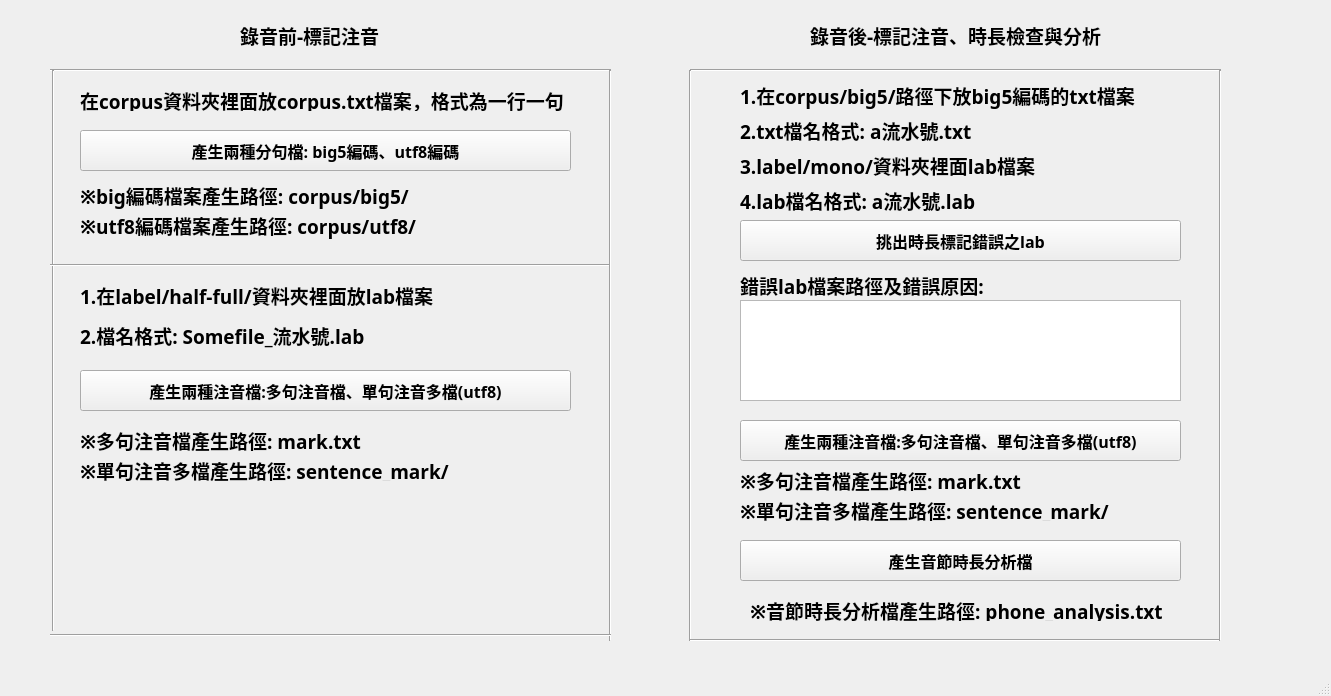
First picture: the form in phonetic_mark_tool_ui.ui, repository KennyChenFight/phonetic_mark_tool, before the edit.
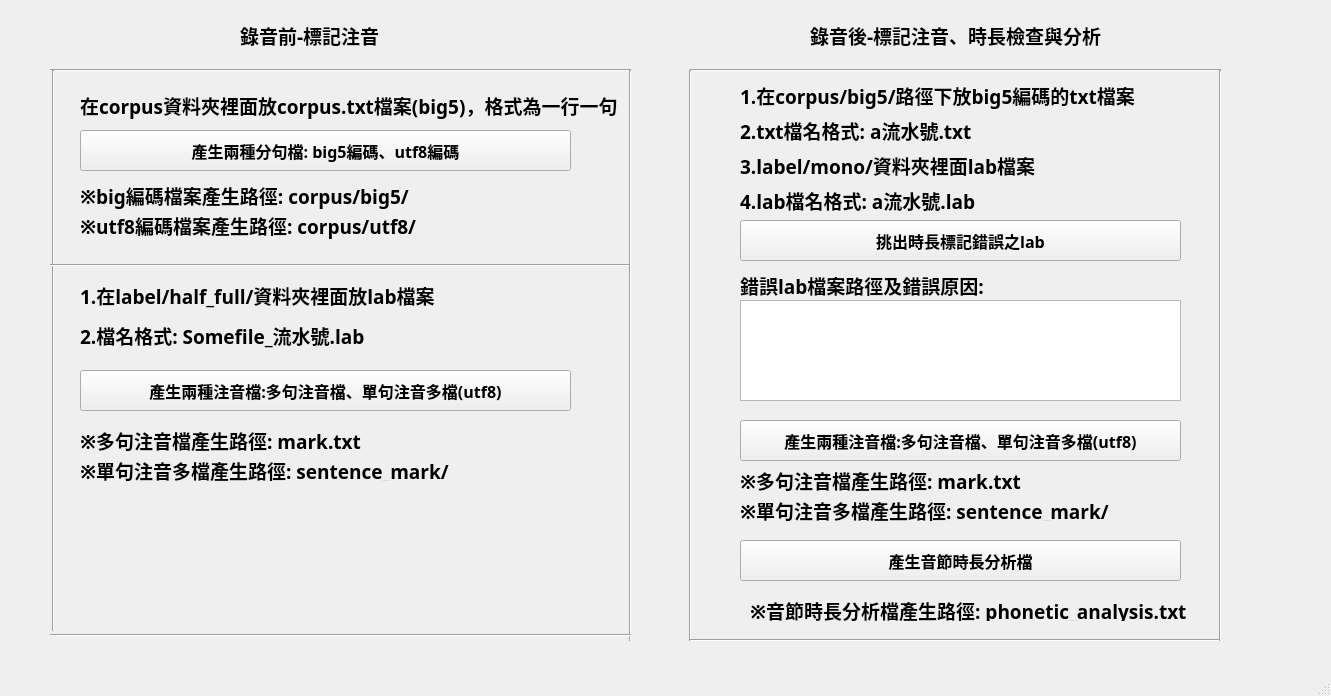
Second picture: the form after the edit. Icons and pictures are not drawn.

Diff of the .ui file:
```diff
--- a/phonetic_mark_tool_ui.ui
+++ b/phonetic_mark_tool_ui.ui
@@ -124,8 +124,8 @@
      <rect>
       <x>80</x>
       <y>90</y>
-      <width>501</width>
-      <height>21</height>
+      <width>561</width>
+      <height>31</height>
      </rect>
     </property>
     <property name="font">
@@ -140,7 +140,7 @@
      <set>Qt::ImhFormattedNumbersOnly</set>
     </property>
     <property name="text">
-     <string>在corpus資料夾裡面放corpus.txt檔案，格式為一行一句</string>
+     <string>在corpus資料夾裡面放corpus.txt檔案(big5)，格式為一行一句</string>
     </property>
    </widget>
    <widget class="Line" name="line">
@@ -148,7 +148,7 @@
      <rect>
       <x>50</x>
       <y>60</y>
-      <width>561</width>
+      <width>581</width>
       <height>20</height>
      </rect>
     </property>
@@ -174,7 +174,7 @@
      <rect>
       <x>50</x>
       <y>250</y>
-      <width>561</width>
+      <width>581</width>
       <height>31</height>
      </rect>
     </property>
@@ -185,7 +185,7 @@
    <widget class="Line" name="line_4">
     <property name="geometry">
      <rect>
-      <x>600</x>
+      <x>620</x>
       <y>70</y>
       <width>20</width>
       <height>571</height>
@@ -272,7 +272,7 @@
      <rect>
       <x>50</x>
       <y>620</y>
-      <width>561</width>
+      <width>581</width>
       <height>31</height>
      </rect>
     </property>
@@ -285,7 +285,7 @@
      <rect>
       <x>740</x>
       <y>80</y>
-      <width>431</width>
+      <width>541</width>
       <height>31</height>
      </rect>
     </property>
@@ -383,7 +383,7 @@
      <set>Qt::ImhFormattedNumbersOnly</set>
     </property>
     <property name="text">
-     <string>※音節時長分析檔產生路徑: phone_analysis.txt</string>
+     <string>※音節時長分析檔產生路徑: phonetic_analysis.txt</string>
     </property>
    </widget>
    <widget class="Line" name="line_6">
@@ -504,7 +504,7 @@
      <set>Qt::ImhFormattedNumbersOnly</set>
     </property>
     <property name="text">
-     <string>1.在label/half-full/資料夾裡面放lab檔案</string>
+     <string>1.在label/half_full/資料夾裡面放lab檔案</string>
     </property>
    </widget>
    <widget class="QLabel" name="label_21">
```
Left out of the diff: 24 changed lines with no effect on the pictures.
